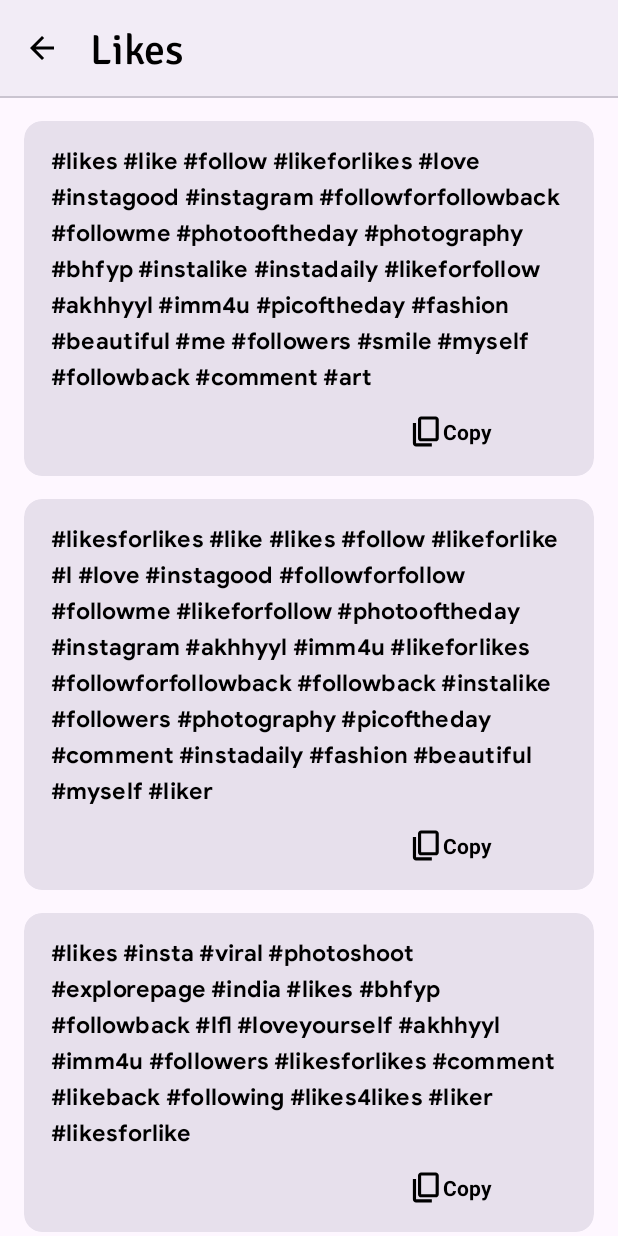
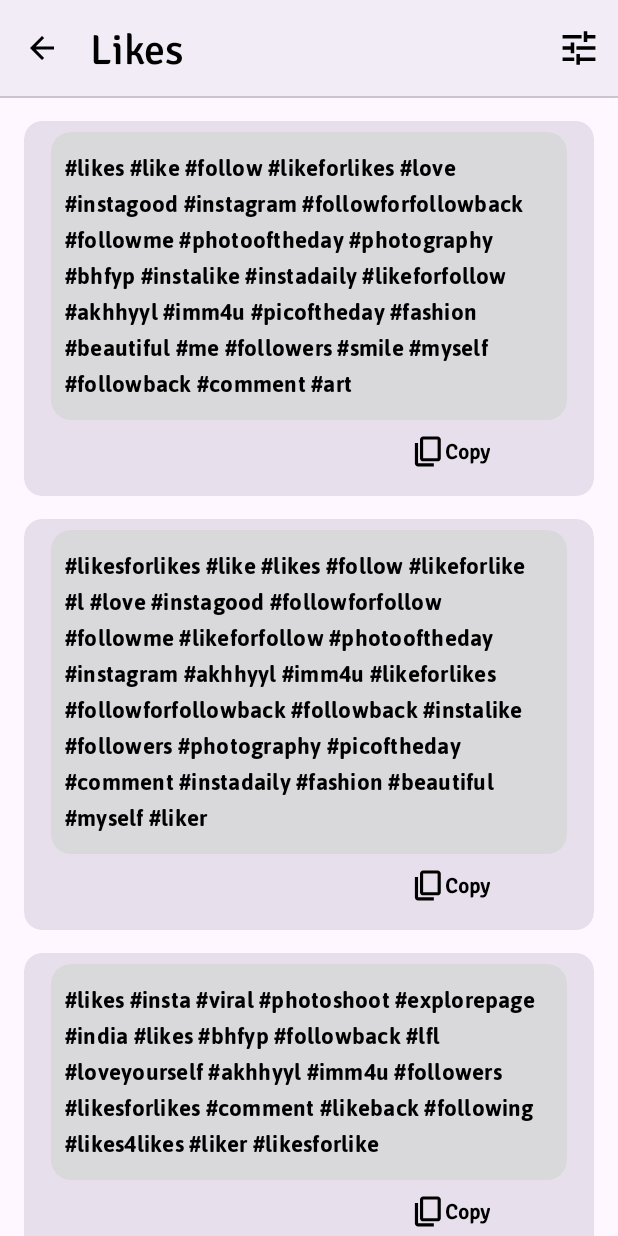
Before and after one commit to albin897/Hashtag-Generator-Funding-Page, an Android app: the screen it shows after launch (RouteActivity), after a tap on "Likes", on a phone screen of 412 x 824 dp. Run offline under Robolectric (Android 15) with nearby library versions, the phone set to English and light mode, and no system bars.

Commit message:
text style changed added card inside the card

```diff
--- a/app/src/main/java/abc/sadnoxx/hashtaggenerator/fragments/tools/route/RouteActivity.kt
+++ b/app/src/main/java/abc/sadnoxx/hashtaggenerator/fragments/tools/route/RouteActivity.kt
@@ -5,6 +5,7 @@ import abc.sadnoxx.hashtaggenerator.HapticUtils
 import androidx.appcompat.app.AppCompatActivity
 import android.os.Bundle
 import abc.sadnoxx.hashtaggenerator.R
+import abc.sadnoxx.hashtaggenerator.fragments.hashtag.hashtags.MyBottomSheetDialogFragment
 import abc.sadnoxx.hashtaggenerator.fragments.tools.route.categories.CategoriesFragment
 import abc.sadnoxx.hashtaggenerator.fragments.tools.route.tophashtags.TopHashtags
 import android.os.Build
@@ -24,6 +25,18 @@ class RouteActivity : AppCompatActivity() {
 
         val sharedPreferences = PreferenceManager.getDefaultSharedPreferences(this)
 
+
+        toolbar.setOnMenuItemClickListener { menuItem ->
+            when (menuItem.itemId) {
+                R.id.filterResult -> {
+                    val bottomSheetFragment = MyBottomSheetDialogFragment()
+                    bottomSheetFragment.show(supportFragmentManager, bottomSheetFragment.tag)
+                    true
+                }
+
+                else -> false
+            }
+        }
 
         val screenOnFlag = sharedPreferences.getBoolean("sleepChecked", true)
         if (screenOnFlag) {
@@ -330,16 +343,15 @@ class RouteActivity : AppCompatActivity() {
             }
             else  -> {
                 val fragment2 = AboutFragment()
-//                val args = Bundle()
-//                args.putString("category", fragmentName) // Pass the category name as an argument
-//                fragment2.arguments = args
 
                 supportFragmentManager.beginTransaction()
                     .replace(R.id.frame_router, fragment2)
                     .commit()
                 toolbar.title = "About"
             }
+
         }
+        toolbar.menu.findItem(R.id.filterResult)?.isVisible = toolbar.title != "About"
 
 
 
--- a/app/src/main/res/drawable/tune.xml
+++ b/app/src/main/res/drawable/tune.xml
@@ -1,6 +1,6 @@
 <vector xmlns:android="http://schemas.android.com/apk/res/android"
-    android:width="48dp"
-    android:height="48dp"
+    android:width="28dp"
+    android:height="28dp"
     android:viewportWidth="960"
     android:viewportHeight="960">
   <path
--- a/app/src/main/res/layout/activity_route.xml
+++ b/app/src/main/res/layout/activity_route.xml
@@ -20,7 +20,7 @@
             android:layout_width="match_parent"
             android:layout_height="?attr/actionBarSize"
             android:background="@color/material_navbar"
-
+            app:menu="@menu/hashtag_top_app_bar"
             app:titleTextAppearance="@style/MyAppBarLayout"
             />
 
--- a/app/src/main/res/layout/fragment_hashtag_main.xml
+++ b/app/src/main/res/layout/fragment_hashtag_main.xml
@@ -12,6 +12,7 @@
         android:layout_height="wrap_content"
         android:fitsSystemWindows="true"
 
+        android:background="@color/material_navbar"
         app:layout_constraintEnd_toEndOf="parent"
         app:layout_constraintHorizontal_bias="0.5"
         app:layout_constraintStart_toStartOf="parent"
@@ -21,8 +22,6 @@
             android:id="@+id/topAppBar"
             android:layout_width="match_parent"
             android:layout_height="?attr/actionBarSize"
-            android:background="@color/material_navbar"
-            app:menu="@menu/hashtag_top_app_bar"
             app:navigationIcon="@drawable/hashtag_title"
             app:title="Hashtags"
             app:titleTextAppearance="@style/MyAppBarLayout"
--- a/app/src/main/res/layout/hash_item.xml
+++ b/app/src/main/res/layout/hash_item.xml
@@ -26,19 +26,21 @@
 
             <TextView
                 android:paddingTop="10dp"
-                android:paddingBottom="8dp"
+                android:paddingBottom="12dp"
                 android:id="@+id/mainTagText"
                 android:layout_width="wrap_content"
                 android:layout_height="wrap_content"
-                android:layout_marginStart="12dp"
-                android:layout_marginLeft="19dp"
-                android:fontFamily="@font/open_sans_bold"
+                android:layout_marginStart="25dp"
+                android:fontFamily="@font/signikanegative_medium"
                 android:text="Love"
                 android:textAppearance="?attr/textAppearanceTitleMedium"
                 android:textColor="@color/text_color"
                 android:textSize="22sp" />
 
             <TextView
+
+                android:padding="9dp"
+                android:background="@drawable/handle_shape_new"
                 android:id="@+id/tagTagText"
                 android:layout_width="wrap_content"
                 android:layout_height="wrap_content"
@@ -47,12 +49,12 @@
                 android:layout_marginEnd="18dp"
                 android:layout_marginRight="19dp"
                 android:paddingTop="9dp"
-                android:fontFamily="@font/bold"
+                android:fontFamily="@font/jaldi_bold"
                 android:paddingBottom="5dp"
                 android:text="#love #instagood #me #cute #tbt #photooftheday #instamood #iphonesia #tweegram #picoftheday #igers #girl #beautiful #instadaily #summer #instagramhub #iphoneonly #follow #igdaily #bestoftheday #happy #picstitch #instagramer #jj #sky #nofilter #fashion #followme #fun #su"
                 android:textAppearance="?attr/textAppearanceTitleMedium"
                 android:textColor="@color/text_color"
-                android:textSize="15sp" />
+                android:textSize="17sp" />
 
             <LinearLayout
                 android:layout_width="match_parent"
@@ -79,6 +81,7 @@
                         android:layout_width="wrap_content"
                         android:layout_height="wrap_content"
                         android:paddingTop="10dp"
+                        android:fontFamily="@font/signikanegative_medium"
                         android:textColor="@color/text_color"
                         android:text="@string/save" />
                 </LinearLayout>
@@ -101,6 +104,7 @@
                         android:layout_width="wrap_content"
                         android:layout_height="wrap_content"
                         android:paddingTop="10dp"
+                        android:fontFamily="@font/signikanegative_medium"
                         android:textColor="@color/text_color"
                         android:text="@string/copy" />
                 </LinearLayout>
--- a/app/src/main/res/menu/hashtag_top_app_bar.xml
+++ b/app/src/main/res/menu/hashtag_top_app_bar.xml
@@ -8,13 +8,13 @@
     <!--        android:contentDescription="search"-->
     <!--        app:showAsAction="ifRoom" />-->
 
-<!--    <item-->
-<!--        android:id="@+id/filterResult"-->
-<!--        android:icon="@drawable/tune"-->
-<!--        android:contentDescription="Filter Result "-->
-<!--        app:showAsAction="ifRoom"-->
-<!--        android:title="Filter"-->
-<!--        />-->
+    <item
+        android:id="@+id/filterResult"
+        android:icon="@drawable/tune"
+        android:contentDescription="Filter Result "
+        app:showAsAction="ifRoom"
+        android:title="Filter"
+        />
 
 <!--    <item-->
 <!--        android:id="@+id/more"-->
```
Also changed, not shown: app/src/main/java/abc/sadnoxx/hashtaggenerator/fragments/tools/route/categories/CategoriesFragment.kt (+15 -5 lines), app/src/main/res/layout/fragment_top_hashtags.xml (+6 -6 lines), app/src/main/res/layout/saved_hash_item.xml (+8 -8 lines), app/src/main/res/layout/top_hash_item.xml (+5 -5 lines).
